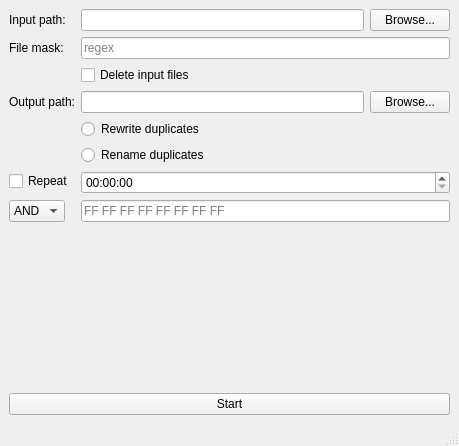
This is mainwindow.ui in G-L-X-B/colibri as Qt 5 draws it before an edit. The edited form follows.
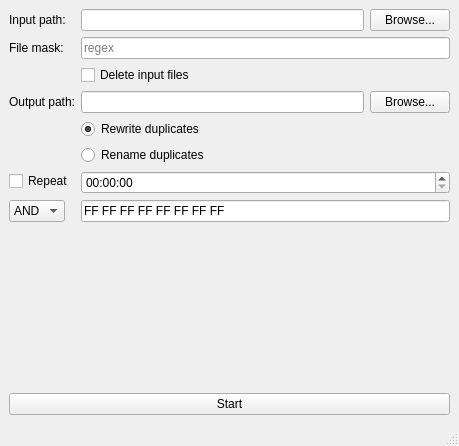
This is the edited form.

Commit message: feat: Bitmasks, config init, etc.

The edit to the form file:
```diff
--- a/mainwindow.ui
+++ b/mainwindow.ui
@@ -94,6 +94,12 @@
         <property name="text">
          <string>Rewrite duplicates</string>
         </property>
+        <property name="checked">
+         <bool>true</bool>
+        </property>
+        <attribute name="buttonGroup">
+         <string notr="true">duplicatePolicyGroup</string>
+        </attribute>
        </widget>
       </item>
       <item row="6" column="1">
@@ -105,6 +111,12 @@
       </item>
       <item row="8" column="1">
        <widget class="QLineEdit" name="bitMaskInput">
+        <property name="inputMask">
+         <string>HH HH HH HH HH HH HH HH</string>
+        </property>
+        <property name="text">
+         <string>FF FF FF FF FF FF FF FF</string>
+        </property>
         <property name="placeholderText">
          <string>FF FF FF FF FF FF FF FF</string>
         </property>
```
Left out of the diff: 6 changed lines with no effect on the pictures. The commit also changes 2 other files.
